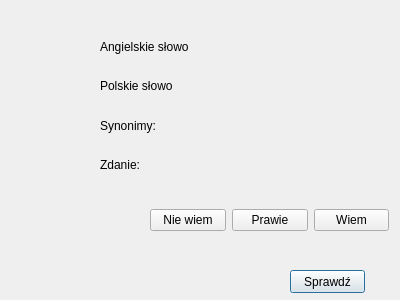
Before: the Qt Designer form SuperMemo/learnwindow.ui in dampo21/ZPR-Projekt-SuperMemo, drawn with Qt 5.
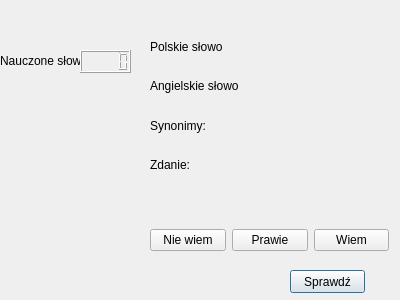
After: the same form once the commit is applied.

```diff
--- a/SuperMemo/learnwindow.ui
+++ b/SuperMemo/learnwindow.ui
@@ -16,20 +16,13 @@
   <widget class="QWidget" name="verticalLayoutWidget">
    <property name="geometry">
     <rect>
-     <x>100</x>
+     <x>150</x>
      <y>30</y>
      <width>201</width>
      <height>151</height>
     </rect>
    </property>
    <layout class="QVBoxLayout" name="verticalLayout">
-    <item>
-     <widget class="QLabel" name="angWordLabel">
-      <property name="text">
-       <string>Angielskie słowo</string>
-      </property>
-     </widget>
-    </item>
     <item>
      <widget class="QLabel" name="polWordLabel">
       <property name="text">
@@ -37,6 +30,13 @@
       </property>
      </widget>
     </item>
+    <item>
+     <widget class="QLabel" name="angWordLabel">
+      <property name="text">
+       <string>Angielskie słowo</string>
+      </property>
+     </widget>
+    </item>
     <item>
      <widget class="QLabel" name="synonymLabel">
       <property name="text">
@@ -70,7 +70,7 @@
    <property name="geometry">
     <rect>
      <x>150</x>
-     <y>180</y>
+     <y>200</y>
      <width>239</width>
      <height>80</height>
     </rect>
@@ -99,6 +99,29 @@
     </item>
    </layout>
   </widget>
+  <widget class="QLabel" name="learnedWordsLabel">
+   <property name="geometry">
+    <rect>
+     <x>0</x>
+     <y>40</y>
+     <width>81</width>
+     <height>41</height>
+    </rect>
+   </property>
+   <property name="text">
+    <string>Nauczone słowa</string>
+   </property>
+  </widget>
+  <widget class="QLCDNumber" name="lcdNumber">
+   <property name="geometry">
+    <rect>
+     <x>80</x>
+     <y>50</y>
+     <width>51</width>
+     <height>23</height>
+    </rect>
+   </property>
+  </widget>
  </widget>
  <resources/>
  <connections/>
```
Left out of the diff: 2 changed lines with no effect on the pictures.
